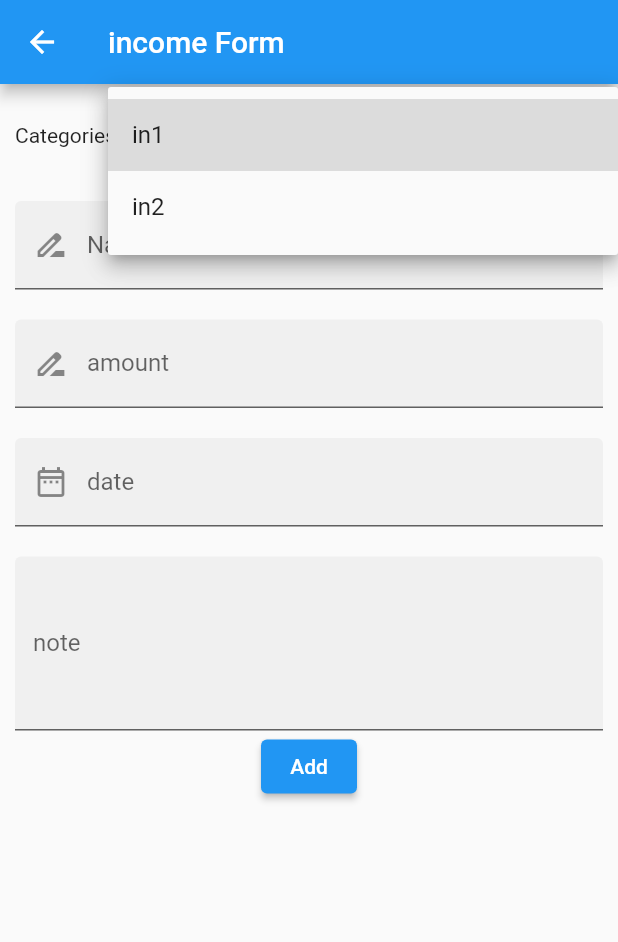
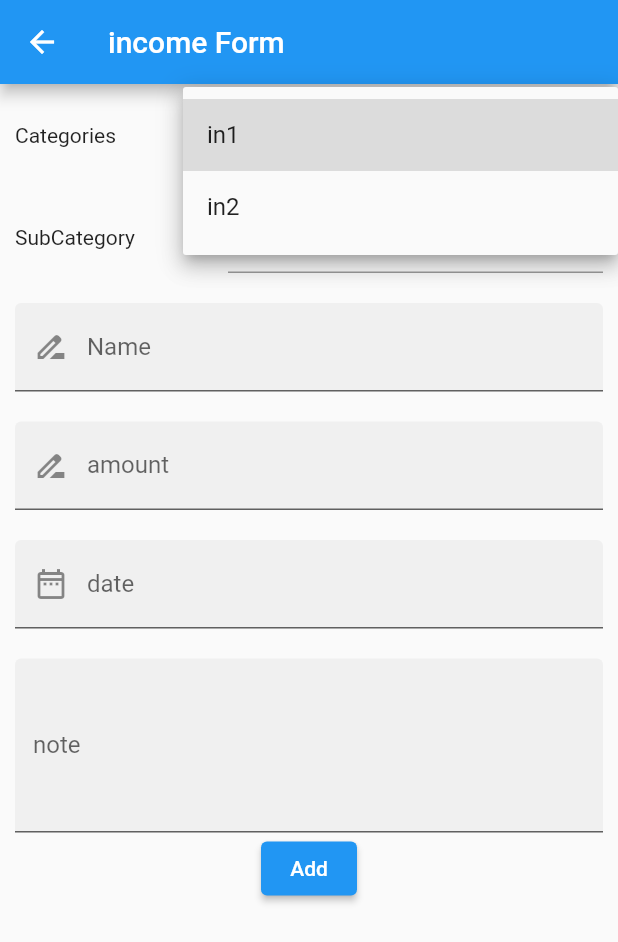
Before and after one commit to nidaldh/barber_store, a Flutter app: the FormScreen screen opened by its route, after a tap on "in1", on a phone screen of 412 x 824 dp. Shown: the top 942 px of the screen. Run offline on Flutter 3.47's test engine with Material 2 defaults, Android fonts, the phone set to English and light mode, and no system bars; drawn by our look-alikes of datetime_picker_formfield; our stand-ins replace cloud_firestore, firebase_core, get, material_design_icons_flutter; missing offline and left inert: flutter_barcode_scanner; accounts and stored records are empty.

Commit message:
1. add subCategory 2. fix filter 3. show balance of each list

```diff
--- a/lib/infrastructure/constant/Categories.dart
+++ b/lib/infrastructure/constant/Categories.dart
@@ -1,4 +1,24 @@
+import 'package:barbers_store/infrastructure/model/category.model.dart';
+
 class Categories {
   static const List<String> incomeCategories = ['in1', 'in2'];
   static const List<String> outcomeCategories = ['out1', 'out2'];
+
+  static const Category in1SubCategory =
+      Category(key: 'in1', subCategory: ['sub1-1', 'sub1-2']);
+
+  static const Category in2SubCategory =
+      Category(key: 'in2', subCategory: ['sub2-1', 'sub2-2']);
+
+  static const Category out1SubCategory =
+      Category(key: 'out1', subCategory: ['sub1-1', 'sub1-2']);
+
+  static const Category out2SubCategory =
+      Category(key: 'out2', subCategory: ['sub2-1', 'sub2-2']);
+
+  static List<Category> incomeSubCategories = [in1SubCategory, in2SubCategory];
+  static List<Category> outcomeSubCategories = [
+    out1SubCategory,
+    out2SubCategory
+  ];
 }
--- a/lib/infrastructure/controller/balance/document.controller.dart
+++ b/lib/infrastructure/controller/balance/document.controller.dart
@@ -18,7 +18,9 @@ class DocumentController extends GetxController {
   late TextEditingController noteController;
   late TextEditingController nameController;
   late TextEditingController categoryController;
-  late List<String> dropDownListItem;
+  late TextEditingController subCategoryController;
+  late List<String> dropDownCategory = [];
+  late List<String> dropDownSubCategory = [];
 
   DocumentController(this.type);
 
@@ -29,21 +31,24 @@ class DocumentController extends GetxController {
     noteController = TextEditingController();
     nameController = TextEditingController();
     categoryController = TextEditingController();
+    subCategoryController = TextEditingController();
     if (type == Type.income) {
       reference = _db.collection(Constant.INCOME_COLLECTION);
       categoryController.text = Categories.incomeCategories.first;
-      dropDownListItem = Categories.incomeCategories;
+      dropDownCategory = Categories.incomeCategories;
     } else {
       reference = _db.collection(Constant.OUTCOME_COLLECTION);
       categoryController.text = Categories.outcomeCategories.first;
-      dropDownListItem = Categories.outcomeCategories;
+      dropDownCategory = Categories.outcomeCategories;
     }
 
     if (Get.arguments != null) {
       currentId = Get.arguments;
       getDocument(currentId);
+    } else {
+      print(categoryController.text);
+      changeSubCategory(categoryController.text);
     }
-    print(dropDownListItem);
     super.onInit();
   }
 
@@ -69,6 +74,7 @@ class DocumentController extends GetxController {
         type: type,
         note: noteController.text,
         dateMicroseconds: date.microsecondsSinceEpoch.toString(),
+        subCategory: subCategoryController.text,
         id: DateTime.now().microsecondsSinceEpoch.toString());
 
     reference.doc(doc.id).set(doc.toJson()).then((value) {
@@ -95,10 +101,31 @@ class DocumentController extends GetxController {
 
     nameController.text = document.name;
     categoryController.text = document.category;
+    subCategoryController.text = document.subCategory ?? '';
     amountController.text = document.amount.toString();
     dateController.text = document.date;
     noteController.text = document.note ?? '';
     status = Status.update;
+    changeSubCategory(categoryController.text,
+        subKey: subCategoryController.text);
     update();
   }
+
+  void changeSubCategory(key, {subKey: ''}) async {
+    var subCategory;
+    if (type == Type.income) {
+      subCategory = Categories.incomeSubCategories;
+    } else {
+      subCategory = Categories.outcomeSubCategories;
+    }
+
+    dropDownSubCategory =
+        subCategory.firstWhere((element) => element.key == key).subCategory;
+
+    if (subKey.isNotEmpty) {
+      subCategoryController.text = subKey;
+    } else {
+      subCategoryController.text = dropDownSubCategory.first;
+    }
+  }
 }
--- /dev/null
+++ b/lib/infrastructure/model/category.model.dart
@@ -0,0 +1,6 @@
+class Category {
+  final String key;
+  final List<String> subCategory;
+
+  const Category({required this.key, required this.subCategory});
+}
--- a/lib/infrastructure/model/document.model.dart
+++ b/lib/infrastructure/model/document.model.dart
@@ -9,6 +9,7 @@ class DocumentModel {
   String? id;
   Type type;
   String category;
+  String? subCategory;
   double amount;
   String date;
   String dateMicroseconds;
@@ -23,7 +24,8 @@ class DocumentModel {
       required this.date,
       required this.dateMicroseconds,
       this.note,
-      this.id});
+      this.id,
+      this.subCategory});
 
   factory DocumentModel.fromJson(Map<String, dynamic> json) =>
       _$DocumentModelFromJson(json);
--- a/lib/presentation/balance/document_form.screen.dart
+++ b/lib/presentation/balance/document_form.screen.dart
@@ -35,14 +35,44 @@ class FormScreen extends GetView<DocumentController> {
                       Flexible(
                         child: GetBuilder<DocumentController>(
                           builder: (controller) => Container(
-                            width: 300,
+                            width: 250,
                             child: DropdownButtonFormField<String>(
                                 onChanged: (value) {
                                   controller.categoryController.text = value!;
+                                  print(value);
+                                  controller.changeSubCategory(value);
                                   Get.appUpdate();
                                 },
                                 value: controller.categoryController.text,
-                                items: controller.dropDownListItem
+                                items: controller.dropDownCategory
+                                    .map((type) => DropdownMenuItem(
+                                          child: Text(type),
+                                          value: type,
+                                        ))
+                                    .toList()),
+                          ),
+                        ),
+                      )
+                    ]),
+                SizedBox(
+                  height: 20,
+                ),
+                Row(
+                    mainAxisAlignment: MainAxisAlignment.spaceBetween,
+                    children: [
+                      Text('SubCategory'),
+                      Flexible(
+                        child: GetBuilder<DocumentController>(
+                          builder: (controller) => Container(
+                            width: 250,
+                            child: DropdownButtonFormField<String>(
+                                onChanged: (value) {
+                                  controller.subCategoryController.text =
+                                      value!;
+                                  Get.appUpdate();
+                                },
+                                value: controller.subCategoryController.text,
+                                items: controller.dropDownSubCategory
                                     .map((type) => DropdownMenuItem(
                                           child: Text(type),
                                           value: type,
@@ -103,21 +133,11 @@ class FormScreen extends GetView<DocumentController> {
                   onSaved: (value) =>
                       controller.dateController.text = value.toString(),
                   onShowPicker: (context, currentValue) async {
-                    final date = await showDatePicker(
+                    return showDatePicker(
                         context: context,
                         firstDate: DateTime(2020),
                         initialDate: currentValue ?? DateTime.now(),
                         lastDate: DateTime(2100));
-                    if (date != null) {
-                      final time = await showTimePicker(
-                        context: context,
-                        initialTime: TimeOfDay.fromDateTime(
-                            currentValue ?? DateTime.now()),
-                      );
-                      return DateTimeField.combine(date, time);
-                    } else {
-                      return currentValue;
-                    }
                   },
                   decoration: InputDecoration(
                       filled: true,
--- a/pubspec.yaml
+++ b/pubspec.yaml
@@ -21,7 +21,7 @@ environment:
   sdk: '>=2.12.0 <3.0.0'
 
 dependencies:
-  get: 4.0.0-nullsafety.2
+  get: ^4.1.1
   flutter_barcode_scanner: ^2.0.0-nullsafety.0
   firebase_core: ^1.0.2
   cloud_firestore: ^1.0.2
```
Also changed, not shown: lib/infrastructure/controller/balance/document_list.controller.dart (+51 -9 lines), lib/presentation/balance/document_list.screen.dart (+41 -6 lines), lib/infrastructure/model/document.model.g.dart, pubspec.lock.
